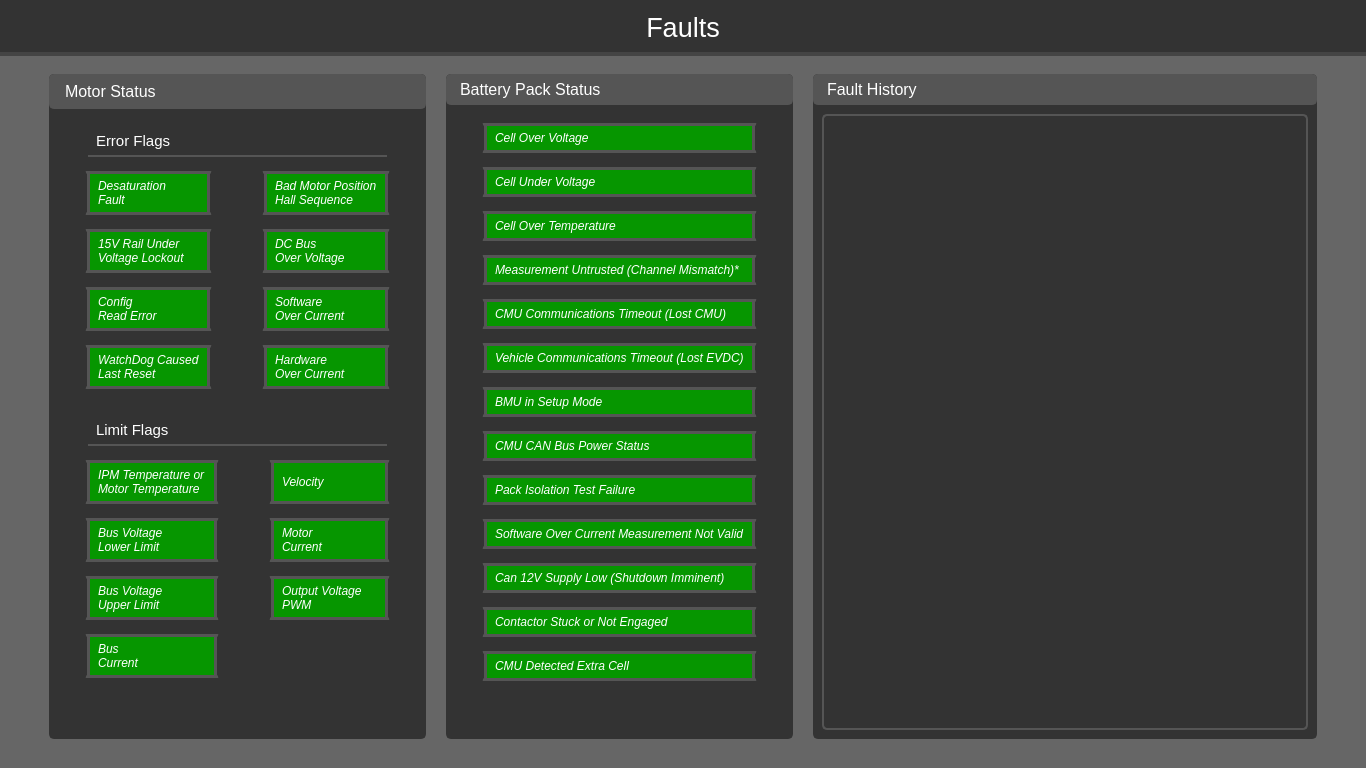
The window that FaultsUI.ui (UCSolarCarTeam/Delta-Desktop-Client-Telemetry) describes before a commit, drawn with Qt 5.
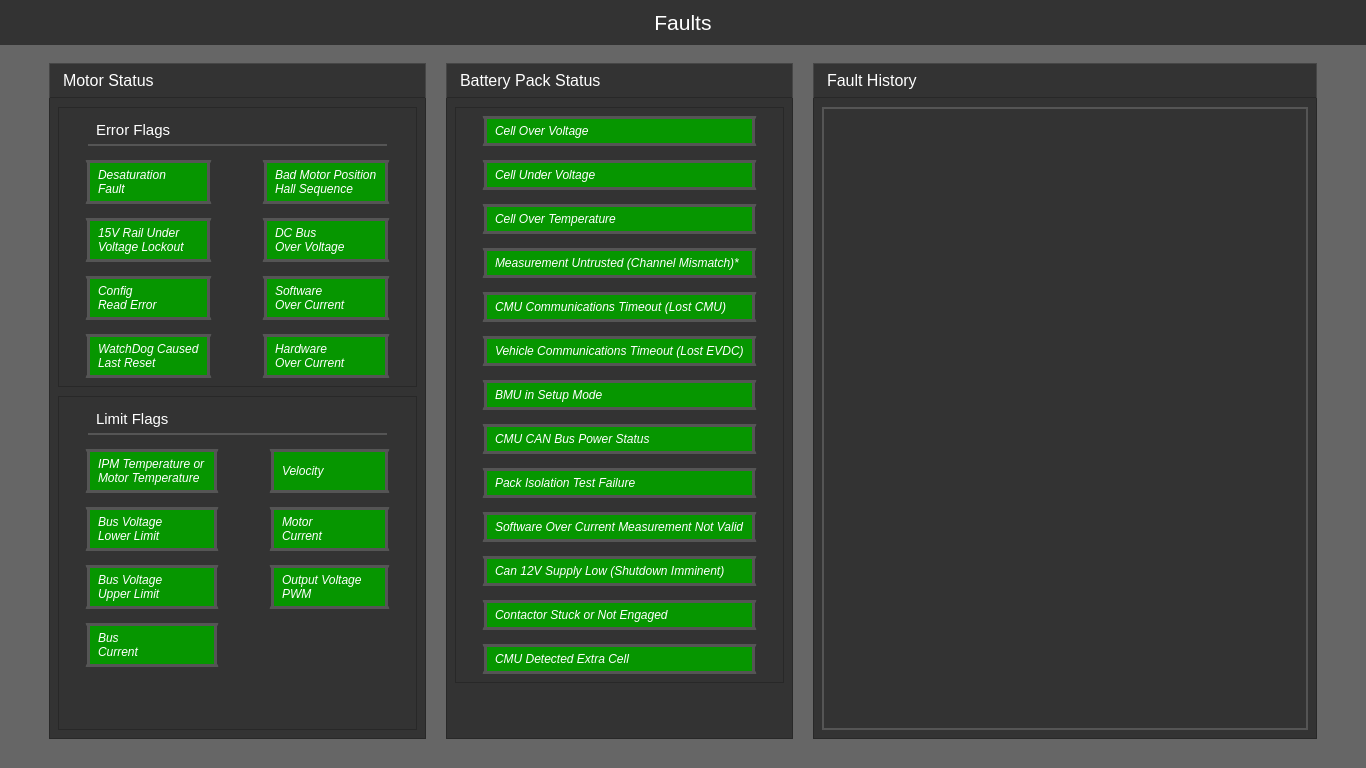
The same window after the commit. Icons and pictures are not drawn.

Commit message: made changes to background, borders, and title bars

Patch:
```diff
--- a/FaultsUI.ui
+++ b/FaultsUI.ui
@@ -53,12 +53,24 @@
    </property>
    <item>
     <widget class="QWidget" name="faultsTitleBar" native="true">
+     <property name="minimumSize">
+      <size>
+       <width>0</width>
+       <height>45</height>
+      </size>
+     </property>
      <property name="maximumSize">
       <size>
        <width>16777215</width>
-       <height>80</height>
+       <height>45</height>
       </size>
      </property>
+     <property name="styleSheet">
+      <string notr="true">background: url(:/Resources/MainTitleBar.png);
+border: 1px;
+border-color: rgb(40,40,40);
+</string>
+     </property>
      <layout class="QHBoxLayout" name="horizontalLayout_4">
       <property name="spacing">
        <number>6</number>
@@ -80,8 +92,9 @@
         <property name="styleSheet">
          <string notr="true">QFrame {
 	background-color: rgb(51, 51, 51);
-	border-color: rgb(51, 51, 51);
-	border-bottom: 4px solid rgb(68, 68, 68);
+border-width: 1px;
+border-style:1px;
+border-color: rgb(50,50,50);
 }</string>
         </property>
         <property name="frameShape">
@@ -97,11 +110,11 @@
          <item>
           <widget class="QLabel" name="faultTitleLabel">
            <property name="styleSheet">
-            <string notr="true">background: rgb(51, 51, 51);
+            <string notr="true">background: none;
 border: none;</string>
            </property>
            <property name="text">
-            <string>&lt;html&gt;&lt;head/&gt;&lt;body&gt;&lt;p align=&quot;center&quot;&gt;&lt;span style=&quot; font-size:20pt;&quot;&gt;Faults&lt;/span&gt;&lt;/p&gt;&lt;/body&gt;&lt;/html&gt;</string>
+            <string>&lt;html&gt;&lt;head/&gt;&lt;body&gt;&lt;p align=&quot;center&quot;&gt;&lt;span style=&quot; font-size:16pt;&quot;&gt;Faults&lt;/span&gt;&lt;/p&gt;&lt;/body&gt;&lt;/html&gt;</string>
            </property>
            <property name="textFormat">
             <enum>Qt::RichText</enum>
@@ -155,9 +168,8 @@
            <string notr="true">QWidget {
 	background: rgb(51, 51, 51);
 	border-style:solid;
-	border-width: 2px;
-	border-radius: 5px;
-	border-color: rgb(51, 51, 51);
+	border-width: 1px;
+	border-color: rgb(40,40,40);
 	padding: 9px;
 }
 
@@ -184,6 +196,12 @@
            </property>
            <item>
             <widget class="QWidget" name="batteryTitleBar" native="true">
+             <property name="minimumSize">
+              <size>
+               <width>0</width>
+               <height>35</height>
+              </size>
+             </property>
              <property name="maximumSize">
               <size>
                <width>16777215</width>
@@ -192,8 +210,9 @@
              </property>
              <property name="styleSheet">
               <string notr="true">QWidget {
-	background: rgb(85, 85, 85);
-	border-color: rgb(85, 85, 85);
+	background: url(:/Resources/SubTitleBar.png);
+	border-color: rgb(70,70,70);
+	border-bottom-color: rgb(40,40,40);
 	padding: 2px;
 }</string>
              </property>
@@ -216,7 +235,8 @@
               <item>
                <widget class="QLabel" name="batteryTitleLabel">
                 <property name="styleSheet">
-                 <string notr="true">border-style: none;</string>
+                 <string notr="true">border-style: none;
+background: none;</string>
                 </property>
                 <property name="text">
                  <string>&lt;html&gt;&lt;head/&gt;&lt;body&gt;&lt;p&gt;&lt;span style=&quot; font-size:12pt;&quot;&gt;Battery Pack Status&lt;/span&gt;&lt;/p&gt;&lt;/body&gt;&lt;/html&gt;</string>
@@ -401,9 +421,8 @@
            <string notr="true">QWidget {
 	background: rgb(51, 51, 51);
 	border-style:solid;
-	border-width: 2px;
-	border-radius: 5px;
-	border-color: rgb(51, 51, 51);
+	border-width: 1px;
+	border-color: rgb(40,40,40);
 	padding: 9px;
 }
 
@@ -430,6 +449,12 @@
            </property>
            <item>
             <widget class="QWidget" name="historyTitleBar" native="true">
+             <property name="minimumSize">
+              <size>
+               <width>0</width>
+               <height>35</height>
+              </size>
+             </property>
              <property name="maximumSize">
               <size>
                <width>16777215</width>
@@ -438,8 +463,9 @@
              </property>
              <property name="styleSheet">
               <string notr="true">QWidget {
-	background: rgb(85, 85, 85);
-	border-color: rgb(85, 85, 85);
+	background: url(:/Resources/SubTitleBar.png);
+	border-color: rgb(70,70,70);
+	border-bottom-color: rgb(40,40,40);
 	padding: 2px;
 }</string>
              </property>
@@ -462,7 +488,8 @@
               <item>
                <widget class="QLabel" name="historyTitleLabel">
                 <property name="styleSheet">
-                 <string notr="true">border-style: none;</string>
+                 <string notr="true">border-style: none;
+background: none;</string>
                 </property>
                 <property name="text">
                  <string>&lt;html&gt;&lt;head/&gt;&lt;body&gt;&lt;p&gt;&lt;span style=&quot; font-size:12pt;&quot;&gt;Fault History&lt;/span&gt;&lt;/p&gt;&lt;/body&gt;&lt;/html&gt;</string>
@@ -513,9 +540,8 @@
            <string notr="true">QWidget {
 	background: rgb(51, 51, 51);
 	border-style:solid;
-	border-width: 2px;
-	border-radius: 5px;
-	border-color: rgb(51, 51, 51);
+	border-width: 1px;
+	border-color: rgb(40,40,40);
 	padding: 9px;
 }
 </string>
@@ -538,6 +564,12 @@
            </property>
            <item>
             <widget class="QWidget" name="motorTitleBar" native="true">
+             <property name="minimumSize">
+              <size>
+               <width>0</width>
+               <height>35</height>
+              </size>
+             </property>
              <property name="maximumSize">
               <size>
                <width>16777215</width>
@@ -546,8 +578,9 @@
              </property>
              <property name="styleSheet">
               <string notr="true">QWidget {
-	background: rgb(85, 85, 85);
-	border-color: rgb(85, 85, 85);
+	background: url(:/Resources/SubTitleBar.png);
+	border-color: rgb(70,70,70);
+	border-bottom-color: rgb(40,40,40);
 	padding: 2px;
 }</string>
              </property>
@@ -577,6 +610,10 @@
                 <property name="contextMenuPolicy">
                  <enum>Qt::PreventContextMenu</enum>
                 </property>
+                <property name="styleSheet">
+                 <string notr="true">border:none;
+background: none;</string>
+                </property>
                 <property name="frameShadow">
                  <enum>QFrame::Raised</enum>
                 </property>
```
Left out of the diff: 6 changed lines with no effect on the pictures. The commit also changes 3 other files.
